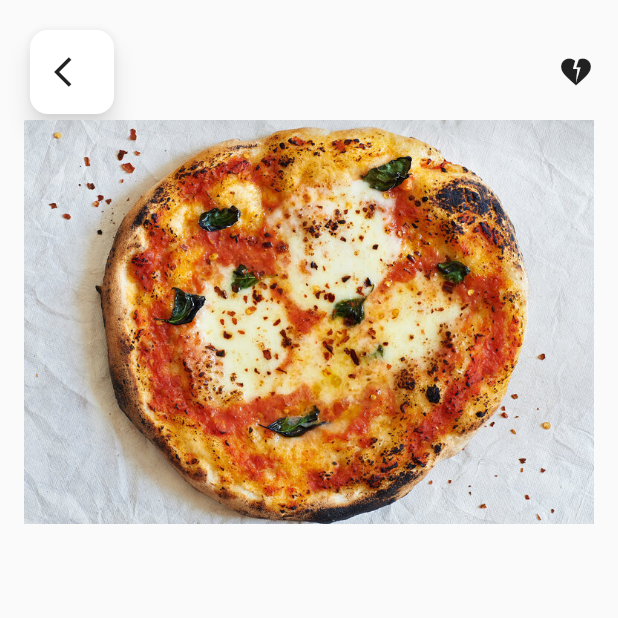
After one commit to aarafrao22/Ecom, a Flutter app: the screen it shows after launch, after a tap on "Grilled Skewers", on a phone screen of 412 x 824 dp, the top half of it. The commit adds this screen. Run offline on Flutter 3.47's test engine with Material 2 defaults, Android fonts, the light colour scheme and no system bars.

Commit message:
Initial Commit

```diff
--- /dev/null
+++ b/lib/FoodDetailActivity.dart
@@ -0,0 +1,58 @@
+import 'package:flutter/material.dart';
+
+class FoodDetailActivity extends StatefulWidget {
+  const FoodDetailActivity({super.key});
+
+  @override
+  State<FoodDetailActivity> createState() => _FoodDetailActivityState();
+}
+
+class _FoodDetailActivityState extends State<FoodDetailActivity> {
+  @override
+  Widget build(BuildContext context) {
+    return Scaffold(
+      body: Container(
+        margin: const EdgeInsets.all(8.0),
+        padding: const EdgeInsets.all(8),
+        child: Center(
+            child: Column(
+              children: [
+                const Align(
+                  alignment: Alignment.topCenter,
+                ),
+                Row(
+                  mainAxisAlignment: MainAxisAlignment.spaceBetween,
+                  children: [
+                    Card(
+                      shape: RoundedRectangleBorder(
+                        borderRadius: BorderRadius.circular(12),
+                      ),
+                      elevation: 6,
+                      shadowColor: Colors.grey.shade50,
+                      child: InkWell(
+                        onTap: () {
+                          // Button onPressed logic
+                        },
+                        child: Padding(
+                          padding: const EdgeInsets.all(16.0),
+                          child: Row(
+                            mainAxisSize: MainAxisSize.min,
+                            children: const [
+                              Icon(Icons.arrow_back_ios),
+                            ],
+                          ),
+                        ),
+                      ),
+                    ),
+                    Icon(Icons.heart_broken)
+                  ],
+                ),
+                Image.asset(
+                  "res/img.png",
+                ),
+              ],
+            )),
+      ),
+    );
+  }
+}
--- /dev/null
+++ b/lib/FoodModel.dart
@@ -0,0 +1,11 @@
+class FoodModel {
+  final String name;
+  final String subname;
+  final String price;
+  final String imageUrl;
+
+  FoodModel({required this.name,
+    required this.subname,
+    required this.price,
+    required this.imageUrl});
+}
--- /dev/null
+++ b/lib/Resource.dart
@@ -0,0 +1,6 @@
+class Resource {
+  final String text;
+  final String imageUrl;
+
+  Resource({required this.text, required this.imageUrl});
+}
--- a/lib/main.dart
+++ b/lib/main.dart
@@ -1,4 +1,7 @@
 import 'package:flutter/material.dart';
+import 'package:flutter_commerce/FoodDetailActivity.dart';
+import 'package:flutter_commerce/FoodModel.dart';
+import 'package:flutter_commerce/Resource.dart';
 
 void main() {
   runApp(const MyApp());
@@ -27,26 +30,6 @@ class MyHomePage extends StatefulWidget {
 
   @override
   State<MyHomePage> createState() => _MyHomePageState();
-}
-
-class Resource {
-  final String text;
-  final String imageUrl;
-
-  Resource({required this.text, required this.imageUrl});
-}
-
-class FoodModel {
-  final String name;
-  final String subname;
-  final String price;
-  final String imageUrl;
-
-  FoodModel(
-      {required this.name,
-      required this.subname,
-      required this.price,
-      required this.imageUrl});
 }
 
 class _MyHomePageState extends State<MyHomePage> {
@@ -210,7 +193,17 @@ class _MyHomePageState extends State<MyHomePage> {
                 scrollDirection: Axis.horizontal,
                 itemCount: foods.length,
                 itemBuilder: (context, index) {
-                  return Container(
+                  return GestureDetector(
+                    onTap: () {
+                      // Define your navigation logic here
+                      Navigator.push(
+                        context,
+                        MaterialPageRoute(
+                          builder: (context) => const FoodDetailActivity(),
+                        ),
+                      );
+                    },
+                    child: Container(
                       width: 160,
                       margin: const EdgeInsets.all(8.0),
                       padding: const EdgeInsets.all(8),
@@ -265,6 +258,7 @@ class _MyHomePageState extends State<MyHomePage> {
                             ],
                           )
                         ],
+                      ),
                     ),
                   );
                 },
```
Lines whose indentation alone changed are shown as unchanged.
